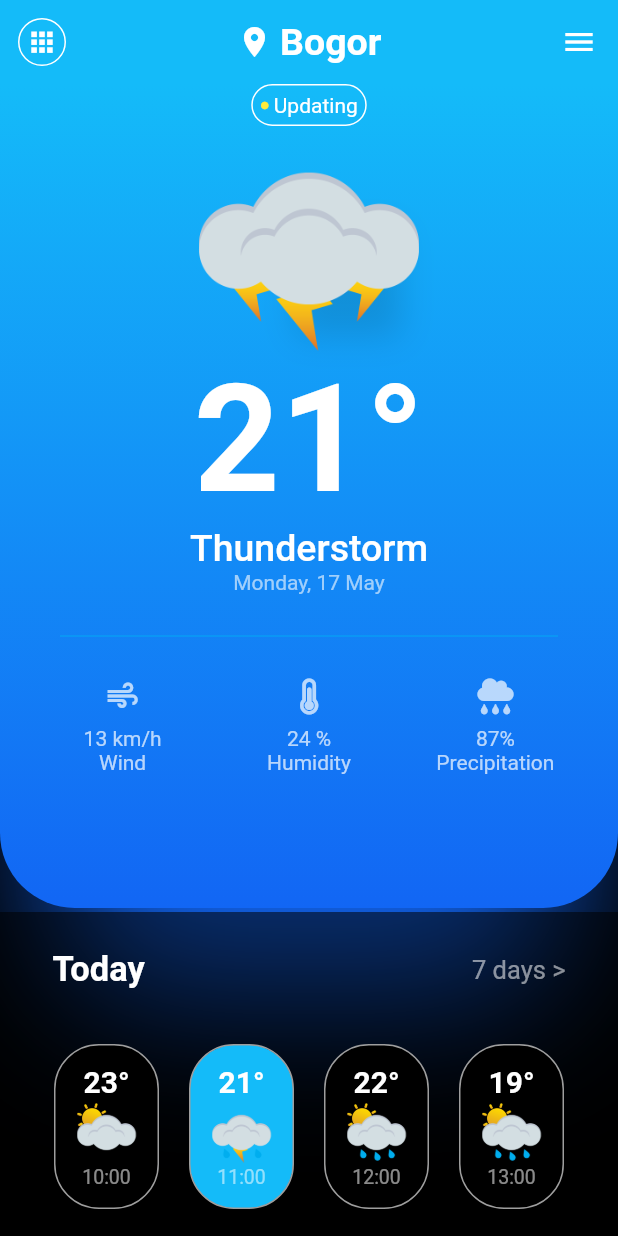
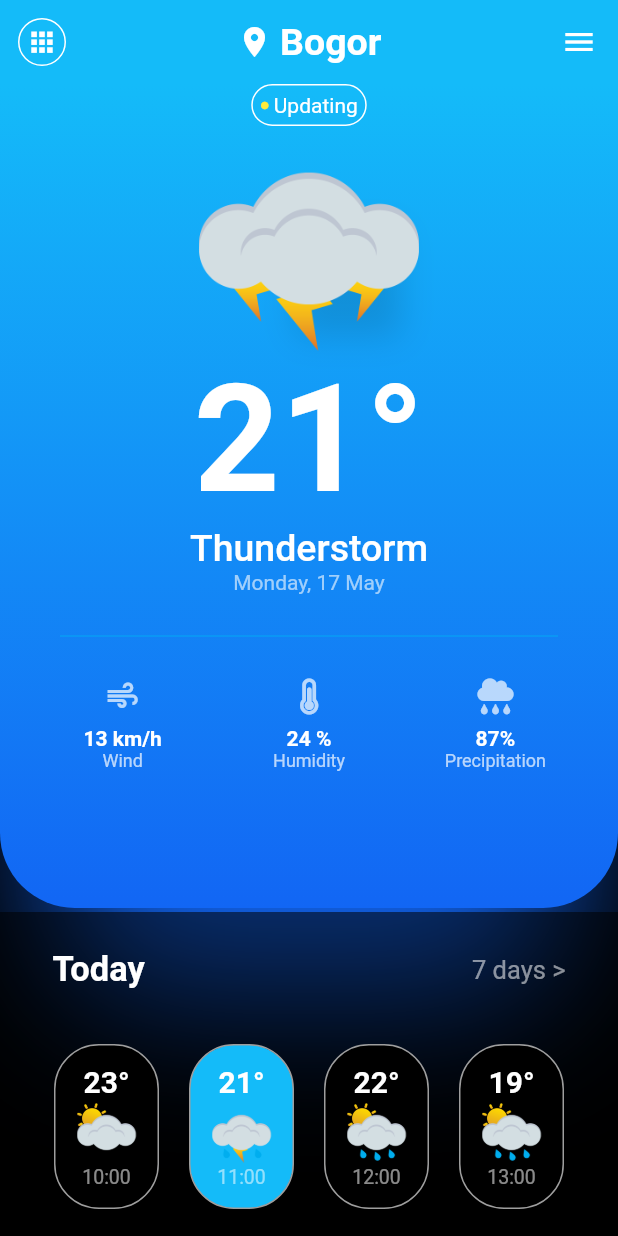
Before and after one commit to fauzanafism/weather_ui_kit, a Flutter app: the screen it shows after launch, on a phone screen of 412 x 824 dp. Run offline on Flutter 3.47's test engine with Material 2 defaults, Android fonts, the phone set to English and light mode, and no system bars; our stand-ins replace font_awesome_flutter.

Commit message:
adjusted widget size

```diff
--- a/lib/presentation/widgets/weather_params.dart
+++ b/lib/presentation/widgets/weather_params.dart
@@ -20,10 +20,11 @@ class WeatherParams extends StatelessWidget {
                 height: 8,
               ),
               Text('13 km/h',
-                  style: TextStyle(color: Colors.white70)),
+                  style: TextStyle(
+                      color: Colors.white, fontWeight: FontWeight.w600)),
               Text(
                 'Wind',
-                style: TextStyle(color: Colors.white70),
+                style: TextStyle(color: Colors.white70, fontSize: 12),
               )
             ],
           ),
@@ -39,10 +40,12 @@ class WeatherParams extends StatelessWidget {
               SizedBox(
                 height: 8,
               ),
-              Text('24 %', style: TextStyle(color: Colors.white70)),
+              Text('24 %',
+                  style: TextStyle(
+                      color: Colors.white, fontWeight: FontWeight.w600)),
               Text(
                 'Humidity',
-                style: TextStyle(color: Colors.white70),
+                style: TextStyle(color: Colors.white70, fontSize: 12),
               )
             ],
           ),
@@ -51,15 +54,16 @@ class WeatherParams extends StatelessWidget {
           width: 85,
           child: Column(
             children: const [
-              FaIcon(FontAwesomeIcons.cloudRain,
-                  color: Colors.white70),
+              FaIcon(FontAwesomeIcons.cloudRain, color: Colors.white70),
               SizedBox(
                 height: 8,
               ),
-              Text('87%', style: TextStyle(color: Colors.white70)),
+              Text('87%',
+                  style: TextStyle(
+                      color: Colors.white, fontWeight: FontWeight.w600)),
               Text(
                 'Precipitation',
-                style: TextStyle(color: Colors.white70),
+                style: TextStyle(color: Colors.white70, fontSize: 12),
               )
             ],
           ),
```
